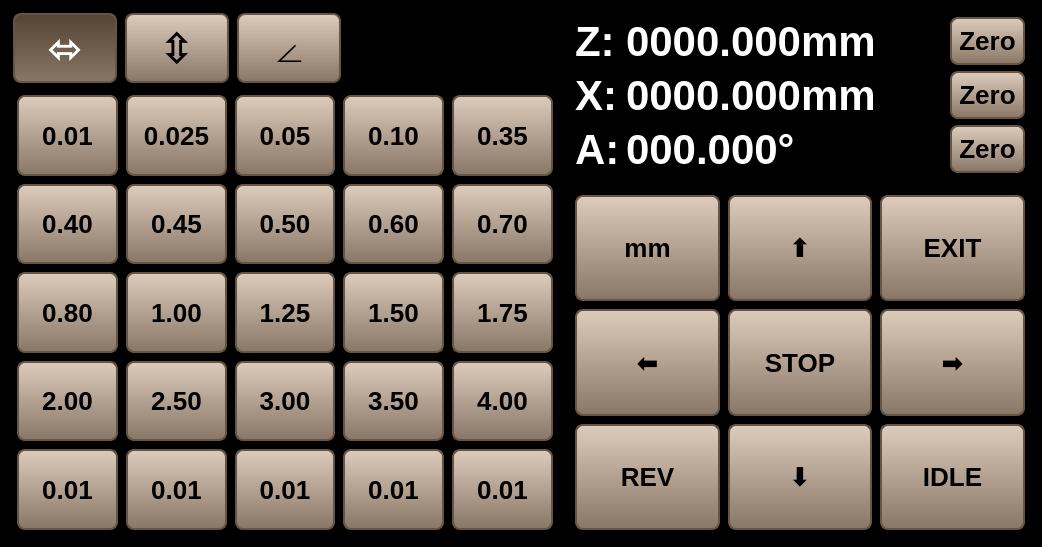
The window that ElectronicLeadscrew.ui (tinic/ElectronicLeadscrew) describes before a commit, drawn with Qt 5.
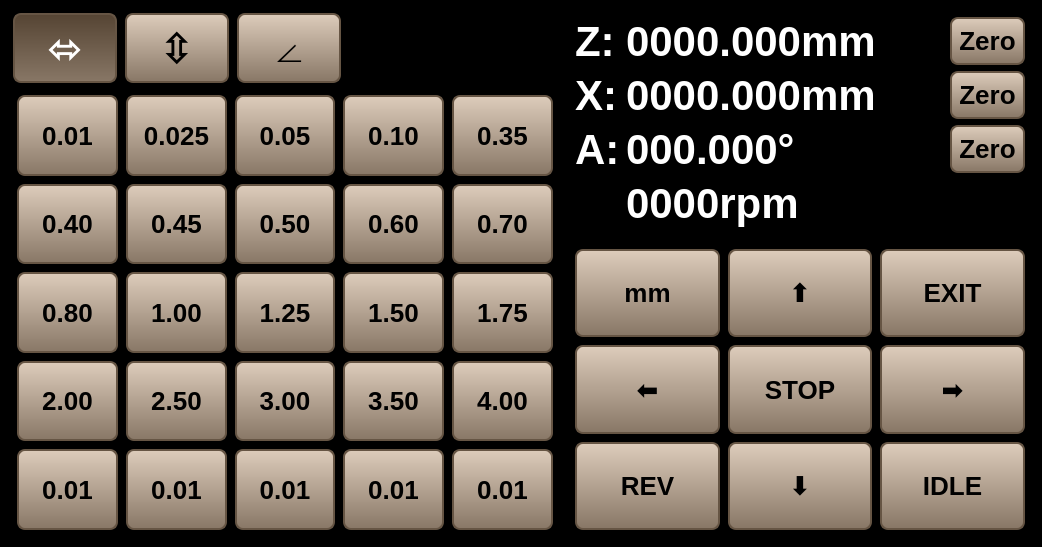
The same window after the commit.

Commit message: Add rpm display.

```diff
--- a/ElectronicLeadscrew.ui
+++ b/ElectronicLeadscrew.ui
@@ -1536,6 +1536,13 @@
             </property>
            </widget>
           </item>
+          <item row="3" column="1">
+           <widget class="QLabel" name="r_rpm_value">
+            <property name="text">
+             <string>0000rpm</string>
+            </property>
+           </widget>
+          </item>
          </layout>
         </item>
         <item>
```
The commit also changes 2 other files.
